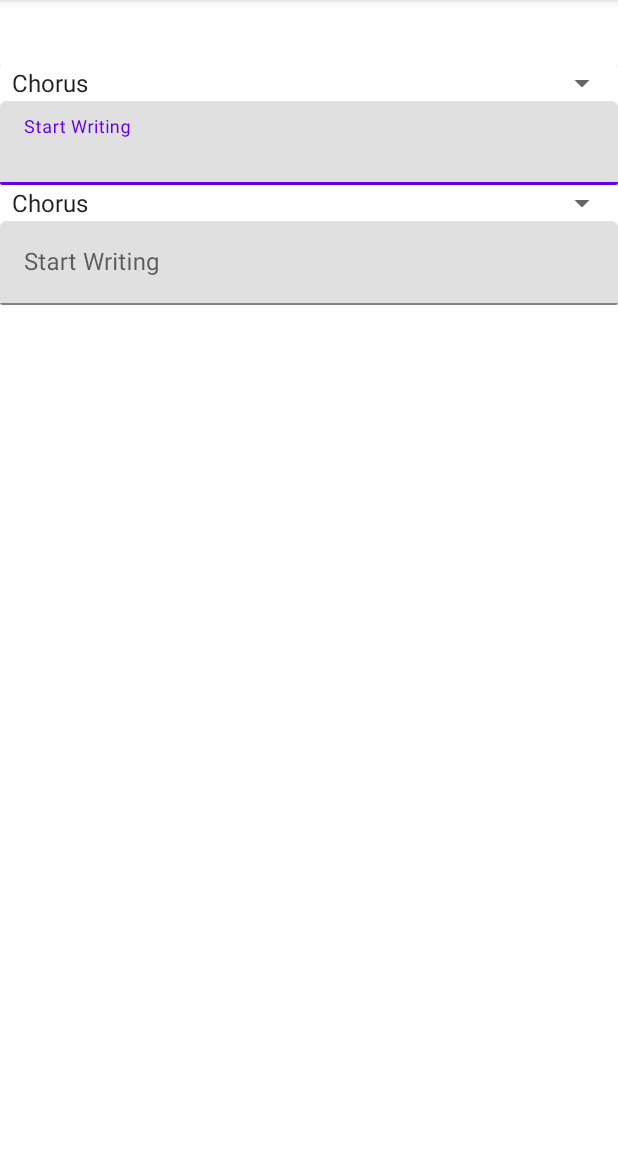
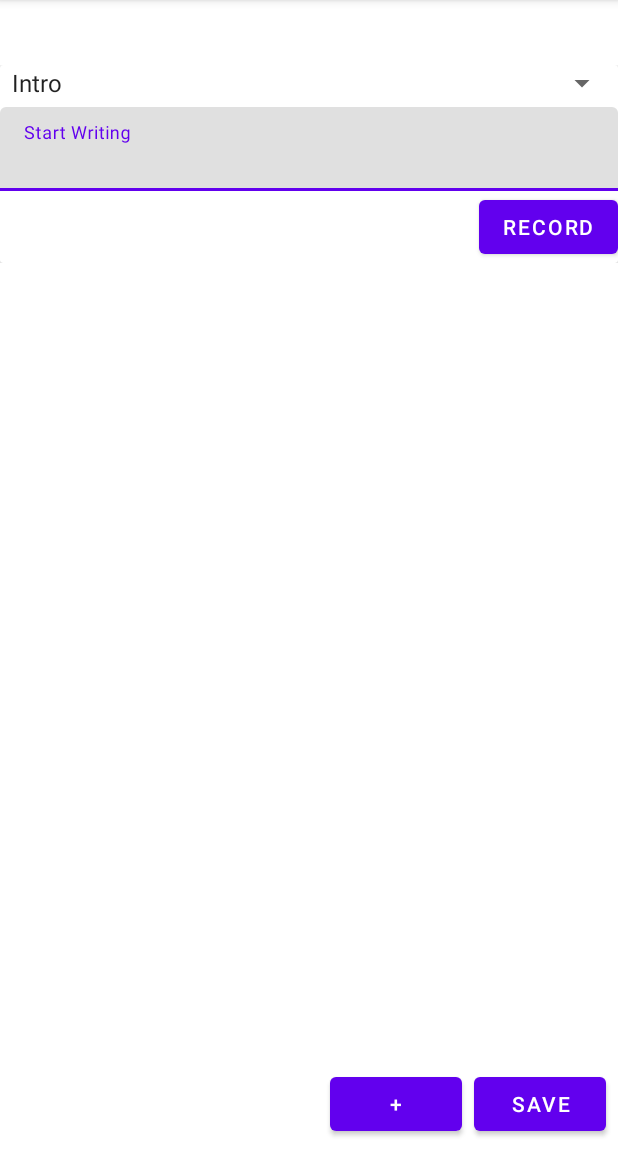
Before and after one commit to Kevin-Cooreman/Lyrics, an Android app: the ProjectActivity screen opened directly, with no data from a screen before it, on a phone screen of 412 x 824 dp, the part 84-1236 px from its top. Run offline under Robolectric (Android 15) with nearby library versions, the phone set to English and light mode, and no system bars; network calls fail; 2 statements that could not run were skipped.

Commit message:
project view gemaakt: schrijven + sectie selecteren

```diff
--- a/app/src/main/java/com/example/lyrics/ProjectActivity.java
+++ b/app/src/main/java/com/example/lyrics/ProjectActivity.java
@@ -32,7 +32,7 @@ public class ProjectActivity extends AppCompatActivity {
         recyclerView = findViewById(R.id.ProjectView);
         RecyclerView.LayoutManager layoutManager = new LinearLayoutManager(this);
         recyclerView.setLayoutManager(layoutManager);
-        ProjectAdapter projectAdapter = new ProjectAdapter(this,2);
+        ProjectAdapter projectAdapter = new ProjectAdapter(this,1);
         recyclerView.setAdapter(projectAdapter);
 
         getData();
--- a/app/src/main/res/layout/activity_project.xml
+++ b/app/src/main/res/layout/activity_project.xml
@@ -28,4 +28,24 @@
         app2:layout_constraintEnd_toEndOf="parent"
         app2:layout_constraintStart_toStartOf="parent"
         app2:layout_constraintTop_toBottomOf="@+id/ProjectTitleView" />
+
+    <Button
+        android:id="@+id/SaveBtn"
+        android:layout_width="wrap_content"
+        android:layout_height="wrap_content"
+        android:layout_marginEnd="8dp"
+        android:layout_marginBottom="8dp"
+        android:text="@string/SaveBtn"
+        app2:layout_constraintBottom_toBottomOf="@+id/ProjectView"
+        app2:layout_constraintEnd_toEndOf="parent" />
+
+    <Button
+        android:id="@+id/AddBlockBtn"
+        android:layout_width="wrap_content"
+        android:layout_height="wrap_content"
+        android:layout_marginEnd="8dp"
+        android:layout_marginBottom="8dp"
+        android:text="@string/addProjectBtn"
+        app2:layout_constraintBottom_toBottomOf="@+id/ProjectView"
+        app2:layout_constraintEnd_toStartOf="@+id/SaveBtn" />
 </androidx.constraintlayout.widget.ConstraintLayout>
--- a/app/src/main/res/layout/project_row.xml
+++ b/app/src/main/res/layout/project_row.xml
@@ -16,10 +16,19 @@
             android:layout_width="match_parent"
             android:layout_height="match_parent">
 
+            <Button
+                android:id="@+id/recordBtn"
+                android:layout_width="wrap_content"
+                android:layout_height="wrap_content"
+                android:text="@string/RecordBtn"
+                app:layout_constraintEnd_toEndOf="parent"
+                app:layout_constraintTop_toBottomOf="@+id/Edittxt" />
+
             <com.google.android.material.textfield.TextInputLayout
                 android:id="@+id/Edittxt"
                 android:layout_width="match_parent"
                 android:layout_height="wrap_content"
+                android:layout_marginTop="4dp"
                 app:layout_constraintTop_toBottomOf="@+id/SectionsSp">
 
                 <com.google.android.material.textfield.TextInputEditText
--- a/app/src/main/res/values/strings.xml
+++ b/app/src/main/res/values/strings.xml
@@ -19,13 +19,17 @@
     <string name="newProjectNameText">New Project Title</string>
     <string name="newProjectDescriptionText">Description</string>
     <string name="CreateNewProjectBtn">Create</string>
+    <string name="RecordBtn">Record</string>
+    <string name="SaveBtn">Save</string>
 
     <string-array name="Sections">
+        <item>Intro</item>
         <item>Chorus</item>
         <item>Pre-Chorus</item>
         <item>Post-Chorus</item>
         <item>Verse</item>
         <item>Bridge</item>
+        <item>Outro</item>
     </string-array>
 
 </resources>
```
